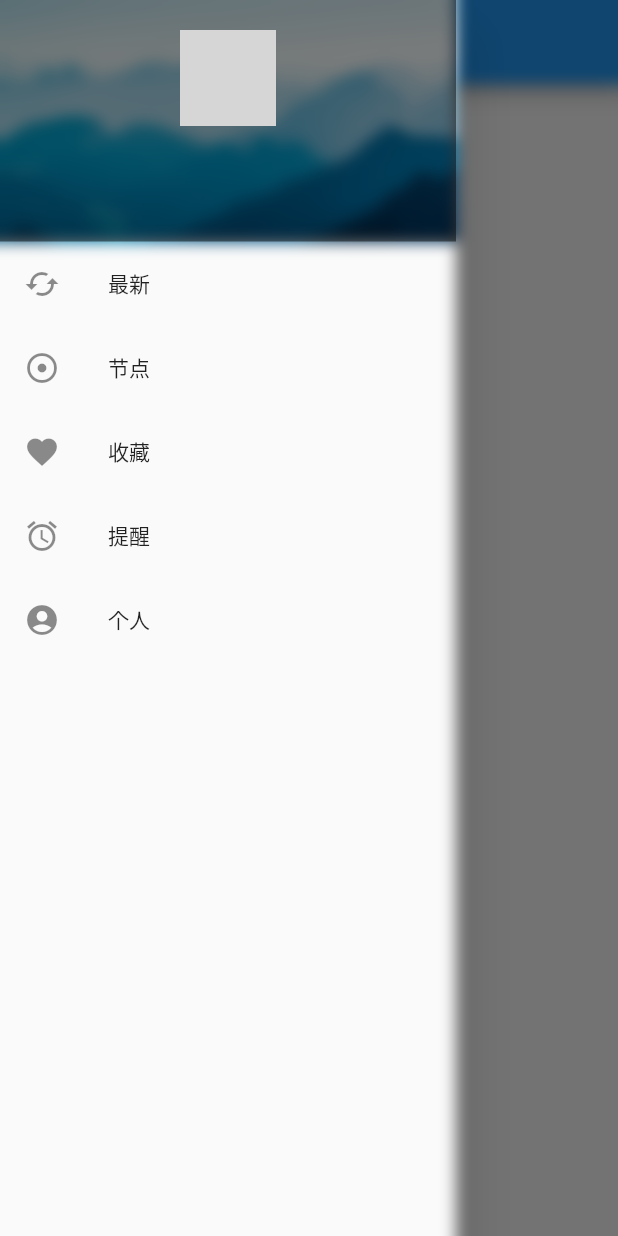
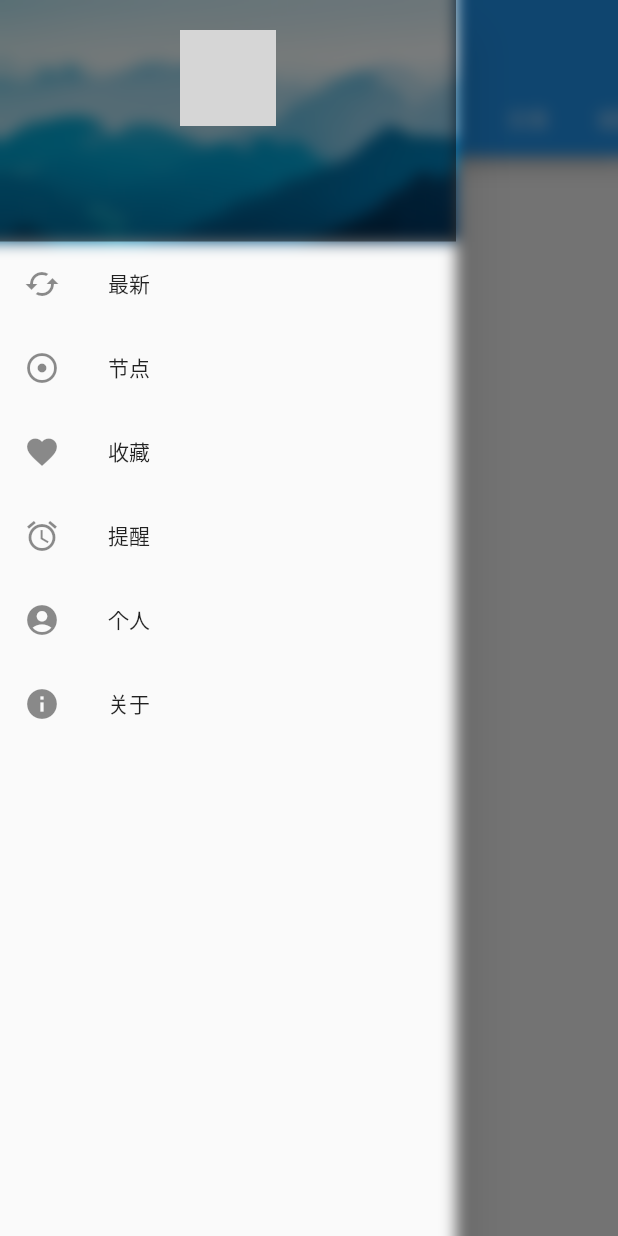
Before and after one commit to yuyongmao/v2ex-flutter, a Flutter app: the screen it shows after launch, with the side drawer open, on a phone screen of 412 x 824 dp. Run offline on Flutter 3.47's test engine with Material 2 defaults, Android fonts, the phone set to English and light mode, and no system bars; network calls fail; grey boxes are pictures that could not be loaded.

Commit message:
页面布局搭建

```diff
--- /dev/null
+++ b/lib/components/drawer_meun.dart
@@ -0,0 +1,104 @@
+import 'package:flutter/material.dart';
+import 'dart:ui' as ui;
+import 'package:v2ex/pages/about_page.dart';
+import 'package:v2ex/pages/nodes_page.dart';
+import 'package:v2ex/pages/profile_page.dart';
+import 'package:v2ex/pages/remind_page.dart';
+import 'package:v2ex/pages/favorite_page.dart';
+
+class DrawerMenu extends StatelessWidget{
+  @override
+  Widget build(BuildContext context) {
+    return  new Drawer(
+      child: new Column(
+        children: <Widget>[
+          new DrawerHeader(
+            decoration:
+            new BoxDecoration(color: Theme.of(context).primaryColor),
+            child: new Stack(
+              fit: StackFit.expand,
+              children: <Widget>[
+                new Image.asset('images/account_bg.jpg',
+                    fit: BoxFit.fill, height: 400.0, width: 600.0),
+                new BackdropFilter(
+                  filter:
+                  new ui.ImageFilter.blur(sigmaX: 5.0, sigmaY: 5.0),
+                  child: new Container(
+                    color: Colors.black.withOpacity(0.5),
+                    //child:
+                  ),
+                ),
+                new Column(
+                  crossAxisAlignment: CrossAxisAlignment.center,
+                  children: <Widget>[
+                    const Padding(
+                        padding: const EdgeInsets.only(top: 20.0)),
+                    const CircleAvatar(
+                      backgroundImage: const NetworkImage(
+                          'https://ss1.bdstatic.com/70cFvXSh_Q1YnxGkpoWK1HF6hhy/it/u=1125401688,1369076827&fm=27&gp=0.jpg'),
+                      radius: 32.0,
+                    )
+                  ],
+                ),
+              ],
+            ),
+            margin: new EdgeInsets.all(0.0),
+            padding: new EdgeInsets.all(0.0),
+          ),
+          new ListTile(
+            leading: new Icon(Icons.cached),
+            title: new Text('最新'),
+            onTap: () {
+              Navigator.pop(context); // close the drawer
+            },
+          ),
+          new ListTile(
+            leading: new Icon(Icons.adjust),
+            title: new Text('节点'),
+            onTap: () {
+              Navigator.pop(context); // close the drawer
+              Navigator.of(context).push(new MaterialPageRoute(
+                  builder: (context) => new NodesPage()));
+            },
+          ),
+          new ListTile(
+            leading: new Icon(Icons.favorite),
+            title: new Text('收藏'),
+            onTap: () {
+              Navigator.pop(context); // close the drawer
+              Navigator.of(context).push(new MaterialPageRoute(
+                  builder: (context) => new FavoritePage()));
+            },
+          ),
+          new ListTile(
+            leading: new Icon(Icons.access_alarm),
+            title: new Text('提醒'),
+            onTap: () {
+              Navigator.pop(context); // close the drawer
+              Navigator.of(context).push(new MaterialPageRoute(
+                  builder: (context) => new RemindPage()));
+            },
+          ),
+          new ListTile(
+            leading: new Icon(Icons.account_circle),
+            title: new Text('个人'),
+            onTap: () {
+              Navigator.pop(context); // close the drawer
+              Navigator.of(context).push(new MaterialPageRoute(
+                  builder: (context) => new ProfilePage()));
+            },
+          ),
+          new ListTile(
+            leading: new Icon(Icons.info),
+            title: new Text('关于'),
+            onTap: () {
+              Navigator.pop(context);
+              Navigator.of(context).push(new MaterialPageRoute(
+                  builder: (context) => new AboutPage()));
+            },
+          )
+        ],
+      ),
+    );
+  }
+}
--- a/lib/main.dart
+++ b/lib/main.dart
@@ -1,5 +1,7 @@
 import 'package:flutter/material.dart';
-import 'dart:ui' as ui;
+
+
+import 'package:v2ex/pages/main_page.dart';
 
 void main() => runApp(new MyApp());
 
@@ -10,109 +12,7 @@ class MyApp extends StatelessWidget {
       theme: new ThemeData(
         primarySwatch: Colors.blue,
       ),
-      home: new MyHomePage(title: 'V2EX'),
+      home: new MainPage(),
     );
   }
 }
-
-class MyHomePage extends StatefulWidget {
-  MyHomePage({Key key, this.title}) : super(key: key);
-
-  final String title;
-
-  @override
-  _MyHomePageState createState() => new _MyHomePageState();
-}
-
-class _MyHomePageState extends State<MyHomePage> {
-  @override
-  Widget build(BuildContext context) {
-    return new Scaffold(
-      appBar: new AppBar(
-        title: new Text(widget.title),
-      ),
-      body: new Center(
-        child: new Column(
-          mainAxisAlignment: MainAxisAlignment.center,
-          children: <Widget>[
-            new Text(
-              'Hello to V2EX',
-            ),
-          ],
-        ),
-      ),
-      drawer: new Drawer(
-        child: new Column(
-          children: <Widget>[
-            new DrawerHeader(
-              decoration:
-                  new BoxDecoration(color: Theme.of(context).primaryColor),
-              child: new Stack(
-                fit: StackFit.expand,
-                children: <Widget>[
-                  new Image.asset('images/account_bg.jpg',
-                      fit: BoxFit.fill, height: 400.0, width: 600.0),
-                  new BackdropFilter(
-                    filter: new ui.ImageFilter.blur(sigmaX: 5.0, sigmaY: 5.0),
-                    child: new Container(
-                      color: Colors.black.withOpacity(0.5),
-                      //child:
-                    ),
-                  ),
-                  new Column(
-                    crossAxisAlignment: CrossAxisAlignment.center,
-                    children: <Widget>[
-                      const Padding(padding: const EdgeInsets.only(top: 20.0)),
-                      const CircleAvatar(
-                        backgroundImage: const NetworkImage(
-                            'https://ss1.bdstatic.com/70cFvXSh_Q1YnxGkpoWK1HF6hhy/it/u=1125401688,1369076827&fm=27&gp=0.jpg'),
-                        radius: 32.0,
-                      )
-                    ],
-                  ),
-                ],
-              ),
-              margin: new EdgeInsets.all(0.0),
-              padding: new EdgeInsets.all(0.0),
-            ),
-            new ListTile(
-              leading: new Icon(Icons.cached),
-              title: new Text('最新'),
-              onTap: () {
-                Navigator.pop(context); // close the drawer
-              },
-            ),
-            new ListTile(
-              leading: new Icon(Icons.adjust),
-              title: new Text('节点'),
-              onTap: () {
-                Navigator.pop(context); // close the drawer
-              },
-            ),
-            new ListTile(
-              leading: new Icon(Icons.favorite),
-              title: new Text('收藏'),
-              onTap: () {
-                Navigator.pop(context); // close the drawer
-              },
-            ),
-            new ListTile(
-              leading: new Icon(Icons.access_alarm),
-              title: new Text('提醒'),
-              onTap: () {
-                Navigator.pop(context); // close the drawer
-              },
-            ),
-            new ListTile(
-              leading: new Icon(Icons.account_circle),
-              title: new Text('个人'),
-              onTap: () {
-                Navigator.pop(context); // close the drawer
-              },
-            )
-          ],
-        ),
-      ),
-    );
-  }
-}
--- /dev/null
+++ b/lib/models/tab_data.dart
@@ -0,0 +1,22 @@
+import 'package:flutter/material.dart';
+
+class TabData {
+  TabData({this.subWidget, this.codeTag, this.description, this.tabName});
+
+  final Widget subWidget;
+  final String codeTag;
+  final String description;
+  final String tabName;
+
+  @override
+  bool operator ==(Object other) {
+    if (other.runtimeType != runtimeType) return false;
+
+    final TabData typedOther = other;
+    return typedOther.tabName == tabName &&
+        typedOther.description == description;
+  }
+
+  @override
+  int get hashCode => hashValues(tabName.hashCode, description.hashCode);
+}
--- /dev/null
+++ b/lib/pages/main_page.dart
@@ -0,0 +1,89 @@
+import 'package:flutter/material.dart';
+import 'package:v2ex/models/tab_data.dart';
+import 'package:v2ex/components/drawer_meun.dart';
+
+class MainPage extends StatelessWidget {
+  @override
+  Widget build(BuildContext context) {
+    final List<TabData> tabs = <TabData>[
+      new TabData(
+        tabName: '技术',
+        subWidget: _buildList('技术')
+      ),
+      new TabData(
+        tabName: '创意',
+        subWidget: _buildList('创意'),
+      ),
+      new TabData(
+        tabName: '好玩',
+        subWidget: _buildList('好玩'),
+      ),
+      new TabData(
+        tabName: 'Apple',
+        subWidget: _buildList('Apple'),
+      ),
+      new TabData(
+        tabName: '酷工作',
+        subWidget: _buildList('酷工作'),
+      ),
+      new TabData(
+        tabName: '交易',
+        subWidget: _buildList('交易'),
+      ),
+      new TabData(
+        tabName: '城市',
+        subWidget: _buildList('城市'),
+      ),
+      new TabData(
+        tabName: '问与答',
+        subWidget: _buildList('问与答'),
+      ),
+      new TabData(
+        tabName: '最热',
+        subWidget: _buildList('最热'),
+      ),
+      new TabData(
+        tabName: '全部',
+        subWidget: _buildList('全部'),
+      ),
+      new TabData(
+        tabName: 'R2',
+        subWidget: _buildList('R2'),
+      ),
+    ];
+
+    return new DefaultTabController(
+        length: tabs.length,
+        child: new Scaffold(
+            appBar: new AppBar(
+              title: new Text('way to explore',
+                  style: new TextStyle(fontFamily: 'Lobster')),
+              bottom: new TabBar(
+                  isScrollable: true,
+                  tabs: tabs
+                      .map((TabData data) => new Tab(text: data.tabName))
+                      .toList()),
+            ),
+            body: new TabBarView(
+                children: tabs.map((TabData data) {
+              return new SafeArea(
+                child: new Column(
+                  children: <Widget>[new Expanded(child: data.subWidget)],
+                ),
+                top: false,
+                bottom: false,
+              );
+            }).toList()),
+            drawer: new DrawerMenu()));
+  }
+
+  Widget _buildList(String name) {
+    return new ListView(
+      children: <Widget>[
+        new ListTile(
+          title: new Text(name),
+        )
+      ],
+    );
+  }
+}
--- a/pubspec.yaml
+++ b/pubspec.yaml
@@ -26,6 +26,11 @@ flutter:
   uses-material-design: true
   assets:
       - images/account_bg.jpg
+
+  fonts:
+      - family: Lobster
+        fonts:
+          - asset: fonts/Lobster-Regular.ttf
 
   # To add assets to your application, add an assets section, like this:
   # assets:
```
Also changed, not shown: lib/pages/about_page.dart (added, +17 -0 lines), lib/pages/favorite_page.dart (added, +17 -0 lines), lib/pages/nodes_page.dart (added, +17 -0 lines), lib/pages/profile_page.dart (added, +17 -0 lines), lib/pages/remind_page.dart (added, +17 -0 lines), fonts/Lobster-Regular.ttf (added).
